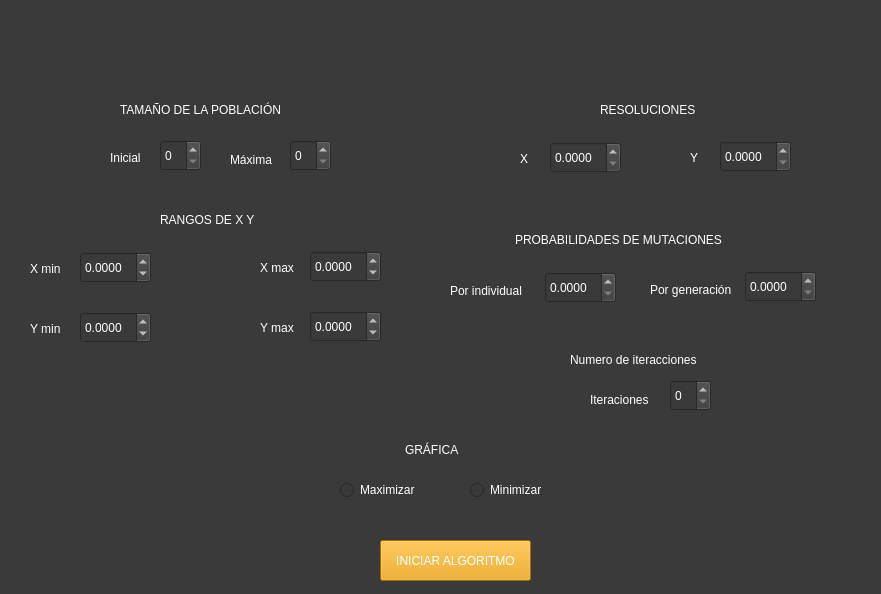
Old version of the form Views/main.ui in the repository JuanChandoqui/IA-C1-A2.
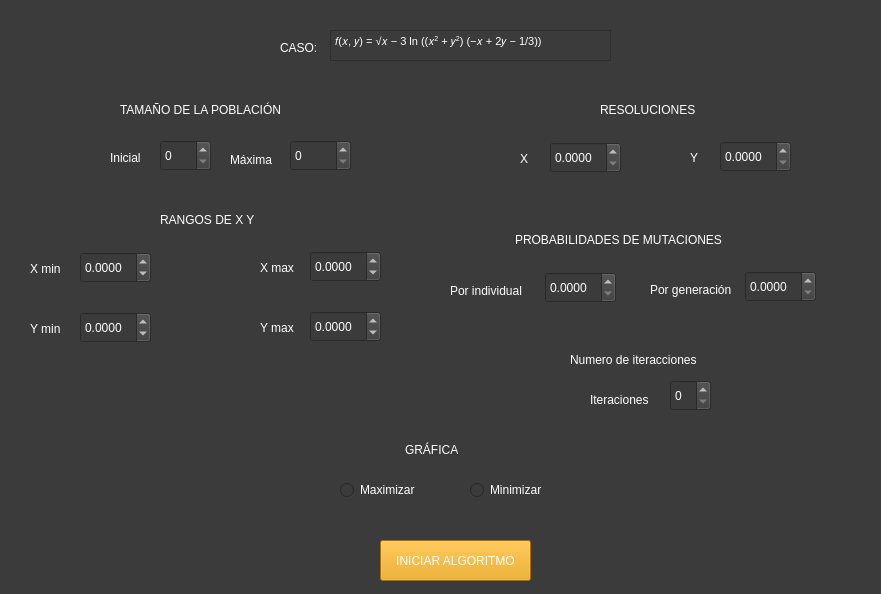
New version of the form.

Commit message: algorithm with interface working 1/3

Diff of the .ui file:
```diff
--- a/Views/main.ui
+++ b/Views/main.ui
@@ -14,7 +14,7 @@
    <string>MainWindow</string>
   </property>
   <property name="styleSheet">
-   <string notr="true">background-color: rgb(58, 58, 58);</string>
+   <string notr="true">background-color: rgb(59, 59, 59);</string>
   </property>
   <widget class="QWidget" name="centralwidget">
    <widget class="QSpinBox" name="spinBox_tamPobIni">
@@ -22,13 +22,16 @@
      <rect>
       <x>160</x>
       <y>140</y>
-      <width>41</width>
+      <width>51</width>
       <height>31</height>
      </rect>
     </property>
     <property name="styleSheet">
      <string notr="true">color: rgb(255, 255, 255);</string>
     </property>
+    <property name="maximum">
+     <number>100000000</number>
+    </property>
    </widget>
    <widget class="QLabel" name="label">
     <property name="geometry">
@@ -84,13 +87,16 @@
      <rect>
       <x>290</x>
       <y>140</y>
-      <width>41</width>
+      <width>61</width>
       <height>31</height>
      </rect>
     </property>
     <property name="styleSheet">
      <string notr="true">color: rgb(255, 255, 255);</string>
     </property>
+    <property name="maximum">
+     <number>1000000</number>
+    </property>
    </widget>
    <widget class="QLabel" name="label_4">
     <property name="geometry">
@@ -577,6 +583,45 @@
      <string>Iteraciones</string>
     </property>
    </widget>
+   <widget class="QTextEdit" name="textEdit">
+    <property name="enabled">
+     <bool>false</bool>
+    </property>
+    <property name="geometry">
+     <rect>
+      <x>330</x>
+      <y>30</y>
+      <width>281</width>
+      <height>31</height>
+     </rect>
+    </property>
+    <property name="styleSheet">
+     <string notr="true">color: rgb(255, 255, 255);</string>
+    </property>
+    <property name="html">
+     <string>&lt;!DOCTYPE HTML PUBLIC &quot;-//W3C//DTD HTML 4.0//EN&quot; &quot;http://www.w3.org/TR/REC-html40/strict.dtd&quot;&gt;
+&lt;html&gt;&lt;head&gt;&lt;meta name=&quot;qrichtext&quot; content=&quot;1&quot; /&gt;&lt;style type=&quot;text/css&quot;&gt;
+p, li { white-space: pre-wrap; }
+&lt;/style&gt;&lt;/head&gt;&lt;body style=&quot; font-family:'MS Shell Dlg 2'; font-size:7.8pt; font-weight:400; font-style:normal;&quot;&gt;
+&lt;p style=&quot; margin-top:0px; margin-bottom:0px; margin-left:0px; margin-right:0px; -qt-block-indent:0; text-indent:0px;&quot;&gt;&lt;span style=&quot; font-size:8pt;&quot;&gt;𝑓(𝑥, 𝑦) = √𝑥 − 3 ln ((𝑥&lt;/span&gt;&lt;span style=&quot; font-size:8pt; vertical-align:super;&quot;&gt;2&lt;/span&gt;&lt;span style=&quot; font-size:8pt;&quot;&gt; + 𝑦&lt;/span&gt;&lt;span style=&quot; font-size:8pt; vertical-align:super;&quot;&gt;2&lt;/span&gt;&lt;span style=&quot; font-size:8pt;&quot;&gt;) (−𝑥 + 2𝑦 − 1/3))&lt;/span&gt;&lt;/p&gt;&lt;/body&gt;&lt;/html&gt;</string>
+    </property>
+   </widget>
+   <widget class="QLabel" name="label_18">
+    <property name="geometry">
+     <rect>
+      <x>280</x>
+      <y>40</y>
+      <width>41</width>
+      <height>16</height>
+     </rect>
+    </property>
+    <property name="styleSheet">
+     <string notr="true">color: rgb(255, 255, 255);</string>
+    </property>
+    <property name="text">
+     <string>CASO: </string>
+    </property>
+   </widget>
   </widget>
  </widget>
  <resources/>
```
Left out of the diff: 9 changed lines with no effect on the pictures. The commit also changes 3 other files.
